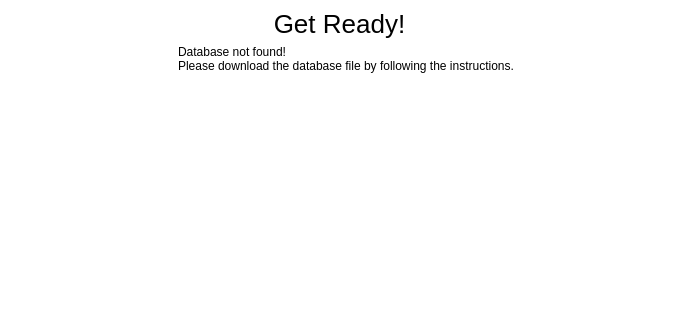
Qt form ui/emptyformwidget.ui (joshirio/passiflora) before a commit.
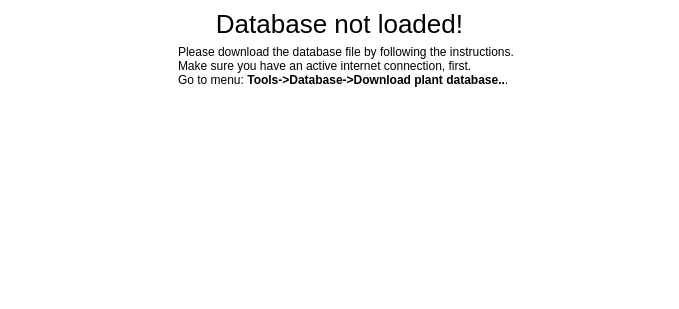
The same form after that commit. Icons and pictures are not drawn.

Commit message: Plant database sync

Patch:
```diff
--- a/ui/emptyformwidget.ui
+++ b/ui/emptyformwidget.ui
@@ -51,7 +51,7 @@
            <string notr="true">font-size: 26px;</string>
           </property>
           <property name="text">
-           <string>Get Ready!</string>
+           <string>Database not loaded!</string>
           </property>
           <property name="alignment">
            <set>Qt::AlignCenter</set>
@@ -100,7 +100,8 @@
             <item row="0" column="1">
              <widget class="QLabel" name="noDBLabel">
               <property name="text">
-               <string>Database not found! &lt;br /&gt; Please download the database file by following the instructions.</string>
+               <string>Please download the database file by following the instructions. &lt;br /&gt; Make sure you have an active internet connection, first. &lt;br /&gt;
+Go to menu: &lt;b&gt;Tools-&gt;Database-&gt;Download plant database..&lt;/b&gt;.</string>
               </property>
              </widget>
             </item>
```
Left out of the diff: 2 changed lines with no effect on the pictures. The commit also changes 16 other files.
